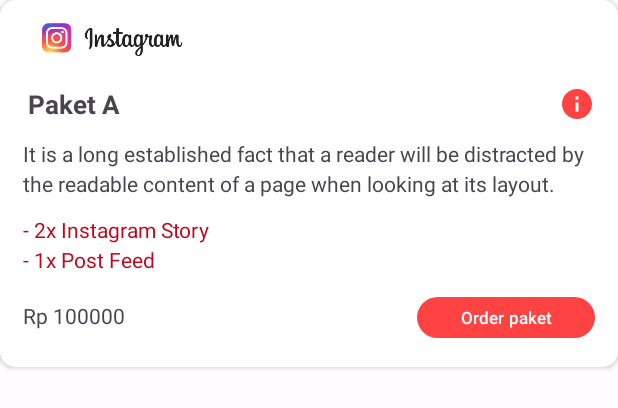
After one commit to Bangkit-Capstone-C23-PS338/modul-MD, an Android app: the layout item_product.xml on its own in the app's theme, with its tools: preview values and no code run, on a phone screen of 412 x 824 dp. The commit adds this screen. Shown: the top 408 px of the screen. Run offline under Robolectric (Android 15) with nearby library versions, the phone set to English and light mode, and no system bars.

Commit message:
add order list product RV

```diff
--- a/app/src/main/java/com/example/promosee/model/repository/CompanyRepository.kt
+++ b/app/src/main/java/com/example/promosee/model/repository/CompanyRepository.kt
@@ -15,8 +15,7 @@
 ) {
 
     fun getInfluencers(): LiveData<Result<GetInfluencersResponse>> = liveData {
-        val token = "Bearer eyJhbGciOiJIUzI1NiIsInR5cCI6IkpXVCJ9.eyJzdWIiOiJidXJqb25pX3MiLCJ0eXBlIjoiYnVzaW5lc3Nfb3duZXIiLCJqdGkiOiJiNmM1NDViZjU1YjBlZWY4IiwiZXhwIjoxNjg1MjEwODk5fQ.3mnu_-2QKbdCpVn6GtVLg4bbXVJWeu2inMrHs_uD07Q"
-        Log.e("test repo", "sebelum masuk try")
+        val token = "Bearer eyJhbGciOiJIUzI1NiIsInR5cCI6IkpXVCJ9.eyJzdWIiOiJrdWVidW5nYTY5IiwidHlwZSI6ImJ1c2luZXNzX293bmVyIiwianRpIjoiZWIyYzNiYzFmMjUxNjJkOCIsImV4cCI6MTY4NTQzNTc0NX0.FWmnGdlVlaH57R7cLIs9CYUK8bu2ab7hiokEz3v_U-Q"
         emit(Result.Loading)
         try{
             val response = apiService.getInfluencers(token)
--- a/app/src/main/java/com/example/promosee/view/ViewModelFactory.kt
+++ b/app/src/main/java/com/example/promosee/view/ViewModelFactory.kt
@@ -25,11 +25,10 @@
             }else if (modelClass.isAssignableFrom(RegisterViewModel::class.java)) {
                 return RegisterViewModel(authRepository) as T
             }else if (modelClass.isAssignableFrom(SplashViewModel::class.java)) {
-                return SplashViewModel(preference) as T
+                return SplashViewModel(preference,authRepository) as T
             }else if (modelClass.isAssignableFrom(SearchViewModel::class.java)) {
                 return SearchViewModel(companyRepository) as T
-            }
-            else if (modelClass.isAssignableFrom(HomeViewModel::class.java)) {
+            }else if (modelClass.isAssignableFrom(HomeViewModel::class.java)) {
                 return HomeViewModel(preference, companyRepository) as T
             }
             throw IllegalArgumentException("Unknown ViewModel class: " + modelClass.name)
--- a/app/src/main/java/com/example/promosee/view/company/mainCompany/ui/home/HomeFragment.kt
+++ b/app/src/main/java/com/example/promosee/view/company/mainCompany/ui/home/HomeFragment.kt
@@ -49,9 +49,9 @@
     }
 
     private fun setupAction() {
-        homeViewModel.getUser().observe(requireActivity()){ user ->
-            binding.helloUser.text = getString(R.string.hello_user, user.username)
-        }
+//        homeViewModel.getUser().observe(requireActivity()){ user ->
+//            binding.helloUser.text = getString(R.string.hello_user, user.username)
+//        }
         addOrdersData(DummyOrders.listOrders)
 //        homeViewModel.getInfluencers().observe(requireActivity()){result ->
 //            when(result){
--- a/app/src/main/java/com/example/promosee/view/company/mainCompany/ui/search/SearchFragment.kt
+++ b/app/src/main/java/com/example/promosee/view/company/mainCompany/ui/search/SearchFragment.kt
@@ -19,6 +19,7 @@
 import com.example.promosee.view.ViewModelFactory
 import com.example.promosee.view.company.mainCompany.ui.detailInfluencer.InfluencerDetailActivity
 import com.example.promosee.view.login.LoginViewModel
+import com.example.promosee.view.company.mainCompany.ui.search.SearchViewModel
 
 class SearchFragment : Fragment() {
 
@@ -32,8 +33,6 @@
         container: ViewGroup?,
         savedInstanceState: Bundle?
     ): View {
-        val dashboardViewModel =
-            ViewModelProvider(this).get(SearchViewModel::class.java)
 
         // melakukan setup pada viewmodel
         setupViewModel()
@@ -139,7 +138,6 @@
                 showSelectedInfluencer(influencerData)
             }
         })
-
     }
 
     private fun showSelectedInfluencer(influencerData: InfluencersItem) {
--- a/app/src/main/java/com/example/promosee/view/splash/SplashActivity.kt
+++ b/app/src/main/java/com/example/promosee/view/splash/SplashActivity.kt
@@ -43,6 +43,7 @@
             ApiConfig.TOKEN = user.access_token
             // pengecekan token dan authorisasi
             if(user.userid.isNotEmpty()){
+                generateNewToken(user.username,"234")
                 Handler(Looper.getMainLooper()).postDelayed({
                     val intent = Intent(this@SplashActivity, MainCom::class.java)
                     startActivity(intent)
@@ -58,6 +59,10 @@
         }
     }
 
+    private fun generateNewToken(username: String, pass: String){
+
+    }
+
     companion object{
         const val DURATION = 2500L
     }
--- /dev/null
+++ b/app/src/main/res/drawable/baseline_info_24.xml
@@ -0,0 +1,5 @@
+<vector android:height="24dp" android:tint="#FF4242"
+    android:viewportHeight="24" android:viewportWidth="24"
+    android:width="24dp" xmlns:android="http://schemas.android.com/apk/res/android">
+    <path android:fillColor="@android:color/white" android:pathData="M12,2C6.48,2 2,6.48 2,12s4.48,10 10,10 10,-4.48 10,-10S17.52,2 12,2zM13,17h-2v-6h2v6zM13,9h-2L11,7h2v2z"/>
+</vector>
--- /dev/null
+++ b/app/src/main/res/layout/item_product.xml
@@ -0,0 +1,105 @@
+<?xml version="1.0" encoding="utf-8"?>
+
+    <androidx.cardview.widget.CardView
+        xmlns:android="http://schemas.android.com/apk/res/android"
+        xmlns:app="http://schemas.android.com/apk/res-auto"
+        xmlns:tools="http://schemas.android.com/tools"
+        android:layout_width="match_parent"
+        android:layout_height="wrap_content"
+        app:layout_constraintBottom_toBottomOf="parent"
+        app:layout_constraintEnd_toEndOf="parent"
+        app:cardCornerRadius="10dp"
+        app:layout_constraintStart_toStartOf="parent"
+        android:layout_marginBottom="10dp"
+        app:layout_constraintTop_toTopOf="parent">
+
+        <TableLayout
+            android:layout_width="match_parent"
+            android:padding="15dp"
+            android:layout_height="match_parent">
+
+            <TableRow
+                android:layout_width="wrap_content"
+                android:layout_height="wrap_content">
+                <ImageView
+                    android:id="@+id/sosmed_logo"
+                    android:layout_width="12dp"
+                    android:layout_weight="1"
+                    android:layout_height="22dp"
+                    tools:srcCompat="@drawable/full_insta_logo"/>
+                <ImageView
+                    android:layout_width="12dp"
+                    android:layout_weight="3"
+                    android:layout_height="22dp"/>
+            </TableRow>
+
+
+            <TableRow
+                android:layout_marginTop="20dp">
+                <TextView
+                    android:id="@+id/paket_title"
+                    android:layout_gravity="center"
+                    android:layout_width="match_parent"
+                    android:layout_height="wrap_content"
+                    android:textSize="17dp"
+                    android:layout_weight="1"
+                    android:textStyle="bold"
+                    android:text="@string/product_name"/>
+
+                <ImageView
+                    android:id="@+id/infoAcc"
+                    android:layout_gravity="end"
+                    android:layout_width="wrap_content"
+                    android:layout_height="wrap_content"
+                    tools:srcCompat = "@drawable/baseline_info_24"/>
+
+            </TableRow>
+
+
+
+            <TextView
+                android:id="@+id/desc_sosmed"
+                android:lineHeight="20dp"
+                android:layout_marginTop="11dp"
+                android:layout_width="match_parent"
+                android:layout_height="wrap_content"
+                android:text="@string/desc"/>
+
+            <TextView
+                android:lineHeight="20dp"
+                android:id="@+id/criteria"
+                android:textColor="@color/md_theme_light_primary"
+                android:layout_marginTop="11dp"
+                android:layout_width="match_parent"
+                android:layout_height="wrap_content"
+                android:text="@string/todo"/>
+
+            <TableRow
+                android:layout_width="match_parent"
+
+                android:layout_marginTop="11dp"
+                android:layout_height="wrap_content">
+
+                <TextView
+                    android:id="@+id/project_price"
+                    android:layout_width="match_parent"
+                    android:layout_weight="20"
+                    android:layout_height="wrap_content"
+                    android:text="@string/product_price"/>
+
+                <Button
+                    android:id="@+id/checkBtn"
+                    android:layout_width="wrap_content"
+                    android:layout_height="35dp"
+                    android:layout_weight="1"
+                    android:text="@string/check_acc"
+                    android:textSize="11dp" />
+
+            </TableRow>
+
+
+
+
+        </TableLayout>
+
+    </androidx.cardview.widget.CardView>
--- a/app/src/main/res/values/strings.xml
+++ b/app/src/main/res/values/strings.xml
@@ -77,4 +77,15 @@
     <string name="shampoo_conditioner"><![CDATA[Shampoo & Conditioner]]></string>
     <string name="waiting_for_long">Waiting for long</string>
     <string name="expired">Session Expired</string>
+    <string name="influencer_name">Benhard Sim</string>
+    <string name="influe_rate">4.5</string>
+    <string name="comment">Reviews</string>
+    <string name="rate_card">Rate Card</string>
+    <string name="product_name">Paket A</string>
+    <string name="todo">- 2x Instagram Story\n- 1x Post Feed</string>
+    <string name="product_price">Rp 100000</string>
+    <string name="desc">"It is a long established fact that a reader will be distracted by the readable content of a page when looking at its layout. "</string>
+    <string name="check_acc">Order paket</string>
+
+
 </resources>
```
Also changed, not shown: app/src/main/java/com/example/promosee/adapter/ProductAdapter.kt (added, +45 -0 lines), app/src/main/java/com/example/promosee/view/company/mainCompany/ui/detailInfluencer/InfluencerDetailActivity.kt (+27 -1 lines), app/src/main/java/com/example/promosee/view/company/mainCompany/ui/detailInfluencer/InfluencerDetailViewModel.kt (added, +12 -0 lines), app/src/main/java/com/example/promosee/view/splash/SplashViewModel.kt (+14 -1 lines), app/src/main/res/layout/activity_influencer_detail.xml (+16 -3 lines), app/src/main/res/drawable/full_insta_logo.png (added), app/src/main/res/drawable/insta_logo.png (added).
